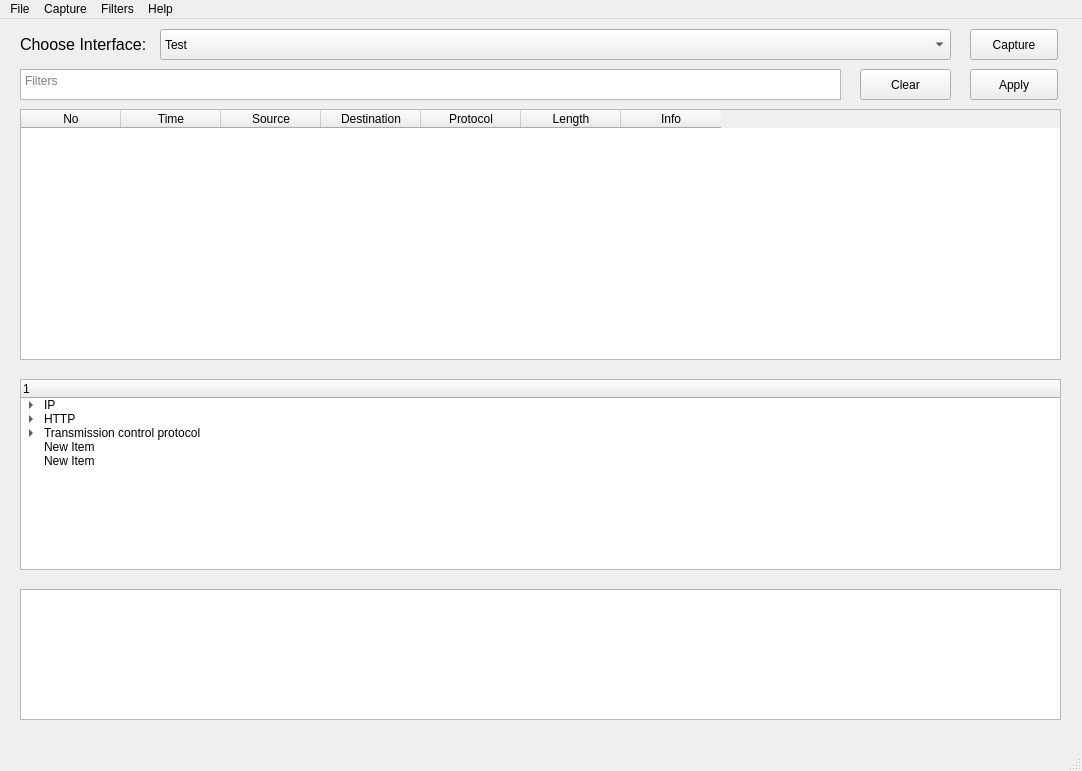
yatish609/Axel-shark, file Packet_Sniffer.ui: the form before one commit.
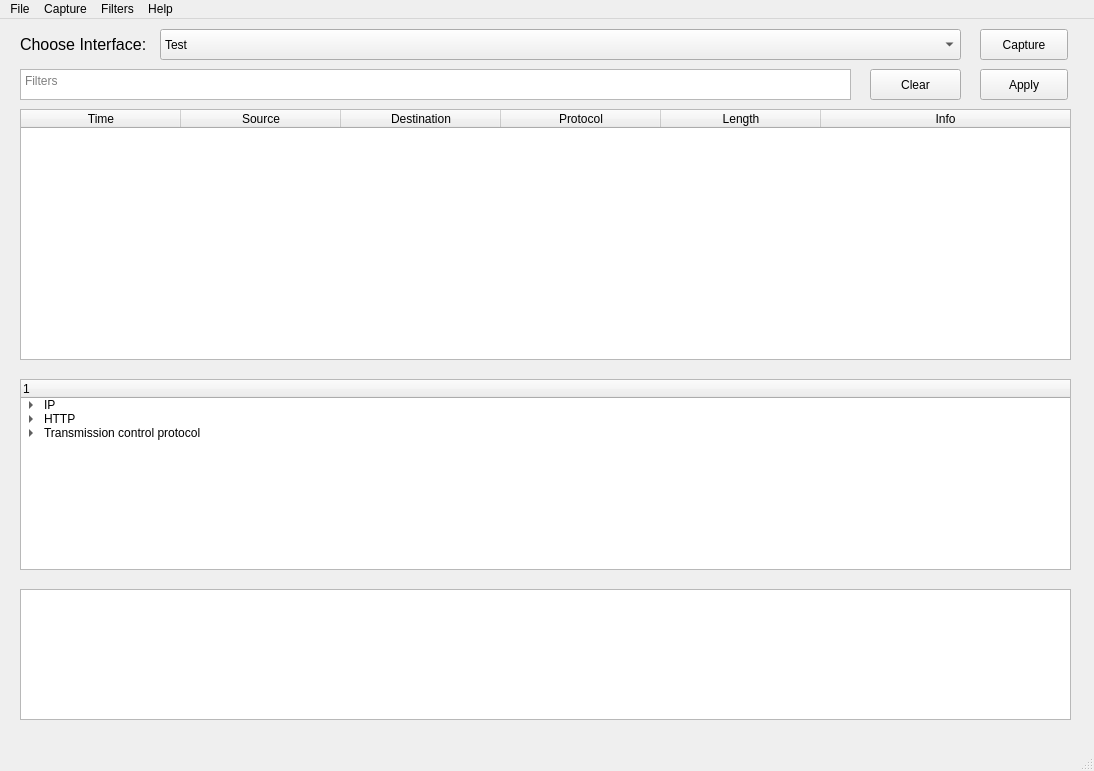
The form after the commit.

Commit message: Brand new PyQt5 UI with Scapy sniffing

```diff
--- a/Packet_Sniffer.ui
+++ b/Packet_Sniffer.ui
@@ -6,7 +6,7 @@
    <rect>
     <x>0</x>
     <y>0</y>
-    <width>1082</width>
+    <width>1094</width>
     <height>771</height>
    </rect>
   </property>
@@ -19,7 +19,7 @@
      <rect>
       <x>20</x>
       <y>50</y>
-      <width>821</width>
+      <width>831</width>
       <height>31</height>
      </rect>
     </property>
@@ -30,7 +30,7 @@
    <widget class="QPushButton" name="searchButton">
     <property name="geometry">
      <rect>
-      <x>970</x>
+      <x>980</x>
       <y>50</y>
       <width>88</width>
       <height>31</height>
@@ -45,21 +45,61 @@
      <rect>
       <x>20</x>
       <y>90</y>
-      <width>1041</width>
+      <width>1051</width>
       <height>251</height>
      </rect>
     </property>
+    <property name="sizePolicy">
+     <sizepolicy hsizetype="Expanding" vsizetype="Expanding">
+      <horstretch>0</horstretch>
+      <verstretch>0</verstretch>
+     </sizepolicy>
+    </property>
+    <property name="frameShape">
+     <enum>QFrame::StyledPanel</enum>
+    </property>
+    <property name="frameShadow">
+     <enum>QFrame::Sunken</enum>
+    </property>
+    <property name="lineWidth">
+     <number>1</number>
+    </property>
+    <property name="sizeAdjustPolicy">
+     <enum>QAbstractScrollArea::AdjustToContents</enum>
+    </property>
+    <property name="editTriggers">
+     <set>QAbstractItemView::NoEditTriggers</set>
+    </property>
+    <property name="alternatingRowColors">
+     <bool>false</bool>
+    </property>
+    <property name="selectionBehavior">
+     <enum>QAbstractItemView::SelectRows</enum>
+    </property>
     <property name="rowCount">
      <number>0</number>
     </property>
     <property name="columnCount">
-     <number>7</number>
+     <number>6</number>
     </property>
-    <column>
-     <property name="text">
-      <string>No</string>
-     </property>
-    </column>
+    <attribute name="horizontalHeaderCascadingSectionResizes">
+     <bool>false</bool>
+    </attribute>
+    <attribute name="horizontalHeaderMinimumSectionSize">
+     <number>23</number>
+    </attribute>
+    <attribute name="horizontalHeaderDefaultSectionSize">
+     <number>160</number>
+    </attribute>
+    <attribute name="horizontalHeaderShowSortIndicator" stdset="0">
+     <bool>false</bool>
+    </attribute>
+    <attribute name="horizontalHeaderStretchLastSection">
+     <bool>true</bool>
+    </attribute>
+    <attribute name="verticalHeaderStretchLastSection">
+     <bool>true</bool>
+    </attribute>
     <column>
      <property name="text">
       <string>Time</string>
@@ -96,10 +136,16 @@
      <rect>
       <x>20</x>
       <y>360</y>
-      <width>1041</width>
+      <width>1051</width>
       <height>191</height>
      </rect>
     </property>
+    <property name="editTriggers">
+     <set>QAbstractItemView::NoEditTriggers</set>
+    </property>
+    <property name="alternatingRowColors">
+     <bool>false</bool>
+    </property>
     <column>
      <property name="text">
       <string/>
@@ -135,23 +181,13 @@
       </property>
      </item>
     </item>
-    <item>
-     <property name="text">
-      <string>New Item</string>
-     </property>
-    </item>
-    <item>
-     <property name="text">
-      <string>New Item</string>
-     </property>
-    </item>
    </widget>
    <widget class="QTextBrowser" name="packetHex">
     <property name="geometry">
      <rect>
       <x>20</x>
       <y>570</y>
-      <width>1041</width>
+      <width>1051</width>
       <height>131</height>
      </rect>
     </property>
@@ -179,7 +215,7 @@
      <rect>
       <x>160</x>
       <y>10</y>
-      <width>791</width>
+      <width>801</width>
       <height>31</height>
      </rect>
     </property>
@@ -201,7 +237,7 @@
    <widget class="QPushButton" name="captureButton">
     <property name="geometry">
      <rect>
-      <x>970</x>
+      <x>980</x>
       <y>10</y>
       <width>88</width>
       <height>31</height>
@@ -214,7 +250,7 @@
    <widget class="QPushButton" name="clearFiltersButton">
     <property name="geometry">
      <rect>
-      <x>860</x>
+      <x>870</x>
       <y>50</y>
       <width>91</width>
       <height>31</height>
@@ -230,7 +266,7 @@
     <rect>
      <x>0</x>
      <y>0</y>
-     <width>1082</width>
+     <width>1094</width>
      <height>25</height>
     </rect>
    </property>
```
The commit also changes 5 other files.
